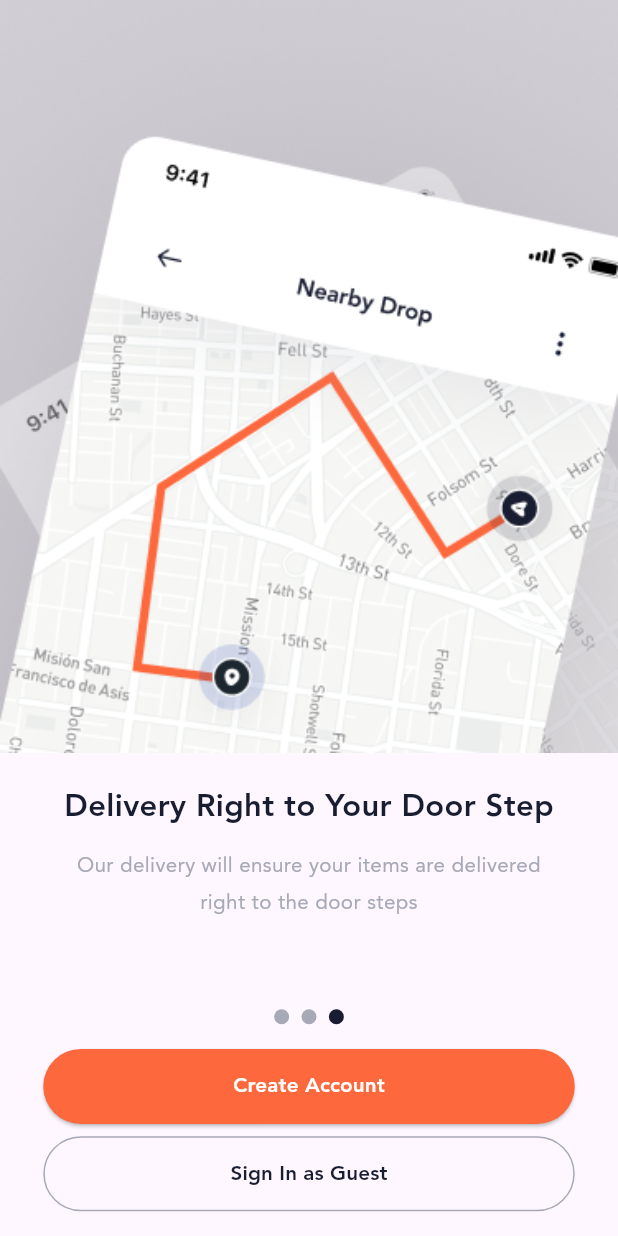
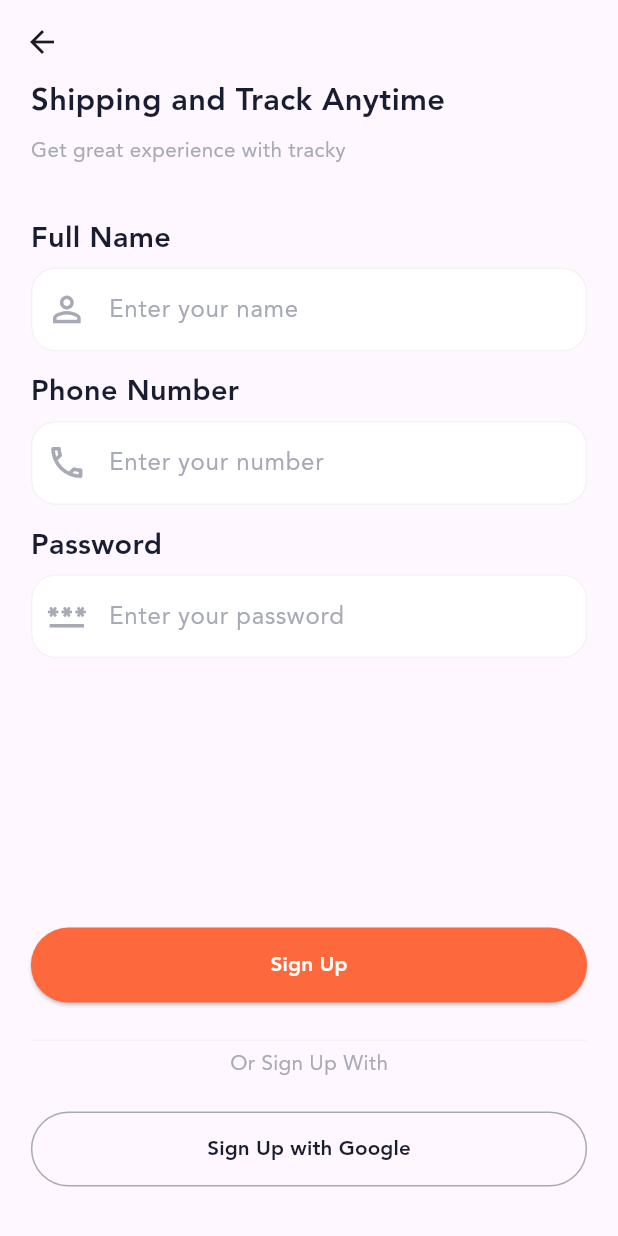
Before and after one commit to cobyzero/Pharmacy-App, a Flutter app: the screen it shows after launch, after a tap on "Create Account", on a phone screen of 412 x 824 dp. Run offline on Flutter 3.47's test engine with Material 3 defaults, Android fonts, the phone set to English and light mode, and no system bars; our stand-ins replace get, sizer.

Commit message:
feat: auth module
- Login
- Register
- Verification Code

```diff
--- /dev/null
+++ b/lib/core/bindings/auth_binding.dart
@@ -0,0 +1,11 @@
+import 'package:get/get.dart';
+import 'package:pharmacy_app/features/auth/controllers/auth_controller.dart';
+
+class AuthBinding extends Bindings {
+  @override
+  void dependencies() {
+    Get.lazyPut(
+      () => AuthController(),
+    );
+  }
+}
--- a/lib/core/router/router.dart
+++ b/lib/core/router/router.dart
@@ -1,5 +1,9 @@
 import 'package:get/get.dart';
+import 'package:pharmacy_app/core/bindings/auth_binding.dart';
 import 'package:pharmacy_app/core/bindings/onboarding_binding.dart';
+import 'package:pharmacy_app/features/auth/views/login_view.dart';
+import 'package:pharmacy_app/features/auth/views/register_view.dart';
+import 'package:pharmacy_app/features/auth/views/verification_code_view.dart';
 import 'package:pharmacy_app/features/onboarding/views/onboarding_view.dart';
 import 'package:pharmacy_app/features/splash/splash_view.dart';
 
@@ -13,4 +17,19 @@ final getRouter = <GetPage>[
     page: () => const OnboardingView(),
     binding: OnboardingBinding(),
   ),
+  GetPage(
+    name: "/register",
+    page: () => const RegisterView(),
+    binding: AuthBinding(),
+  ),
+  GetPage(
+    name: "/login",
+    page: () => const LoginView(),
+    binding: AuthBinding(),
+  ),
+  GetPage(
+    name: "/verification",
+    page: () => const VerificationCodeView(),
+    binding: AuthBinding(),
+  ),
 ];
--- a/lib/core/utils/palette.dart
+++ b/lib/core/utils/palette.dart
@@ -8,4 +8,5 @@ class Palette {
   static const gray = Color(0xffA7A9B7);
   static const grayLight = Color(0xffEBECF3);
   static const primary = Color(0xffFD683D);
+  static const white2 = Color(0xffF3F3F3);
 }
--- a/lib/core/utils/texts.dart
+++ b/lib/core/utils/texts.dart
@@ -73,10 +73,10 @@ class Texts extends StatelessWidget {
     super.key,
     this.height = 1,
     this.fontFamily,
-    this.fontSize = 15,
+    this.fontSize = 10,
     this.alignment = TextAlign.left,
     this.underline = false,
-    this.color = Palette.black,
+    this.color = Palette.gray,
     this.maxLines = 30,
     this.letterSpacing,
     this.textOverflow = TextOverflow.clip,
--- /dev/null
+++ b/lib/core/widgets/custom_input.dart
@@ -0,0 +1,68 @@
+import 'package:flutter/material.dart';
+import 'package:pharmacy_app/core/utils/palette.dart';
+import 'package:sizer/sizer.dart';
+
+class CustomInput extends StatefulWidget {
+  const CustomInput({
+    super.key,
+    required this.hintText,
+    required this.icon,
+    this.controller,
+  });
+  final String hintText;
+  final IconData icon;
+  final TextEditingController? controller;
+  @override
+  State<CustomInput> createState() => _CustomInputState();
+}
+
+class _CustomInputState extends State<CustomInput> {
+  final focus = FocusNode();
+  bool hasFocus = false;
+  @override
+  void initState() {
+    focus.addListener(
+      () {
+        setState(() {
+          hasFocus = focus.hasFocus;
+        });
+      },
+    );
+    super.initState();
+  }
+
+  @override
+  void dispose() {
+    focus.dispose();
+    super.dispose();
+  }
+
+  @override
+  Widget build(BuildContext context) {
+    return TextFormField(
+      controller: widget.controller,
+      focusNode: focus,
+      decoration: InputDecoration(
+        filled: true,
+        fillColor: Palette.white,
+        prefixIcon: Icon(
+          widget.icon,
+          size: 20.sp,
+          color: focus.hasFocus ? Palette.primary : Palette.gray,
+        ),
+        hintText: widget.hintText,
+        hintStyle: TextStyle(
+          color: focus.hasFocus ? Palette.black : Palette.gray,
+        ),
+        enabledBorder: OutlineInputBorder(
+          borderSide: const BorderSide(color: Palette.white2),
+          borderRadius: BorderRadius.circular(12.sp),
+        ),
+        focusedBorder: OutlineInputBorder(
+          borderSide: const BorderSide(color: Palette.black),
+          borderRadius: BorderRadius.circular(12.sp),
+        ),
+      ),
+    );
+  }
+}
--- /dev/null
+++ b/lib/features/auth/controllers/auth_controller.dart
@@ -0,0 +1,3 @@
+import 'package:get/get.dart';
+
+class AuthController extends GetxController {}
--- /dev/null
+++ b/lib/features/auth/views/register_view.dart
@@ -0,0 +1,78 @@
+import 'package:flutter/material.dart';
+import 'package:get/get.dart';
+import 'package:pharmacy_app/core/utils/palette.dart';
+import 'package:pharmacy_app/core/utils/texts.dart';
+import 'package:pharmacy_app/core/widgets/custom_button.dart';
+import 'package:pharmacy_app/core/widgets/custom_button_outline.dart';
+import 'package:pharmacy_app/features/auth/controllers/auth_controller.dart';
+import 'package:pharmacy_app/features/auth/widgets/input_column.dart';
+import 'package:sizer/sizer.dart';
+
+class RegisterView extends GetView<AuthController> {
+  const RegisterView({super.key});
+
+  @override
+  Widget build(BuildContext context) {
+    return Scaffold(
+      bottomNavigationBar: SingleChildScrollView(
+        child: Column(
+          mainAxisAlignment: MainAxisAlignment.end,
+          children: [
+            CustomButton(
+              text: "Sign Up",
+              onPressed: () {
+                Get.toNamed("/verification");
+              },
+            ).marginOnly(bottom: 3.h),
+            Container(
+              width: double.infinity,
+              height: 1,
+              color: Palette.white2,
+            ).marginOnly(bottom: 1.h),
+            Align(
+              alignment: Alignment.center,
+              child: const Texts.roman(
+                "Or Sign Up With",
+              ).marginOnly(bottom: 3.h),
+            ),
+            CustomButtonOutline(
+              text: "Sign Up with Google",
+              onPressed: () {},
+            ),
+          ],
+        ).marginSymmetric(horizontal: 5.w).marginOnly(bottom: 4.h),
+      ),
+      appBar: AppBar(),
+      body: SafeArea(
+        child: SingleChildScrollView(
+          child: Column(
+            crossAxisAlignment: CrossAxisAlignment.start,
+            children: [
+              const Texts.heavy(
+                "Shipping and Track Anytime",
+              ).marginOnly(bottom: 2.h),
+              const Texts.roman(
+                "Get great experience with tracky",
+              ).marginOnly(bottom: 5.h),
+              const InputColumn(
+                title: "Full Name",
+                hintText: "Enter your name",
+                icon: Icons.person_outline,
+              ).marginOnly(bottom: 2.h),
+              const InputColumn(
+                title: "Phone Number",
+                hintText: "Enter your number",
+                icon: Icons.phone_outlined,
+              ).marginOnly(bottom: 2.h),
+              const InputColumn(
+                title: "Password",
+                hintText: "Enter your password",
+                icon: Icons.password_outlined,
+              ),
+            ],
+          ).marginSymmetric(horizontal: 5.w),
+        ),
+      ),
+    );
+  }
+}
--- /dev/null
+++ b/lib/features/auth/widgets/input_column.dart
@@ -0,0 +1,36 @@
+import 'package:flutter/material.dart';
+import 'package:get/get.dart';
+import 'package:pharmacy_app/core/utils/texts.dart';
+import 'package:pharmacy_app/core/widgets/custom_input.dart';
+import 'package:sizer/sizer.dart';
+
+class InputColumn extends StatelessWidget {
+  const InputColumn({
+    super.key,
+    required this.title,
+    required this.hintText,
+    required this.icon,
+    this.controller,
+  });
+  final String title;
+  final String hintText;
+  final IconData icon;
+  final TextEditingController? controller;
+  @override
+  Widget build(BuildContext context) {
+    return Column(
+      crossAxisAlignment: CrossAxisAlignment.start,
+      children: [
+        Texts.heavy(
+          title,
+          fontSize: 14,
+        ).marginOnly(bottom: 1.3.h),
+        CustomInput(
+          hintText: hintText,
+          icon: icon,
+          controller: controller,
+        ),
+      ],
+    );
+  }
+}
--- a/lib/features/onboarding/views/onboarding_view.dart
+++ b/lib/features/onboarding/views/onboarding_view.dart
@@ -68,11 +68,15 @@ class OnboardingView extends GetView<OnboardingController> {
             }),
             CustomButton(
               text: "Create Account",
-              onPressed: () {},
+              onPressed: () {
+                Get.toNamed("/register");
+              },
             ).marginOnly(left: 7.w, right: 7.w, top: 2.h, bottom: 1.h),
             CustomButtonOutline(
               text: "Sign In as Guest",
-              onPressed: () {},
+              onPressed: () {
+                Get.toNamed("/login");
+              },
             ).marginSymmetric(horizontal: 7.w).marginOnly(bottom: 2.h),
           ],
         ),
--- a/lib/features/splash/splash_view.dart
+++ b/lib/features/splash/splash_view.dart
@@ -17,7 +17,7 @@ class _SplashViewState extends State<SplashView> {
   void initState() {
     Future.delayed(const Duration(seconds: 2)).whenComplete(
       () {
-        Get.toNamed("/onboarding");
+        Get.offAndToNamed("/onboarding");
       },
     );
     super.initState();
--- a/lib/main.dart
+++ b/lib/main.dart
@@ -14,6 +14,7 @@ class MyApp extends StatelessWidget {
     return Sizer(
       builder: (context, orientation, deviceType) {
         return GetMaterialApp(
+          defaultTransition: Transition.cupertino,
           title: 'Material App',
           theme: theme,
           initialRoute: "/splash",
```
Also changed, not shown: lib/core/widgets/custom_input_verification.dart (added, +59 -0 lines), lib/features/auth/views/login_view.dart (added, +71 -0 lines), lib/features/auth/views/verification_code_view.dart (added, +97 -0 lines), lib/features/auth/widgets/input_verification.dart (added, +72 -0 lines).
